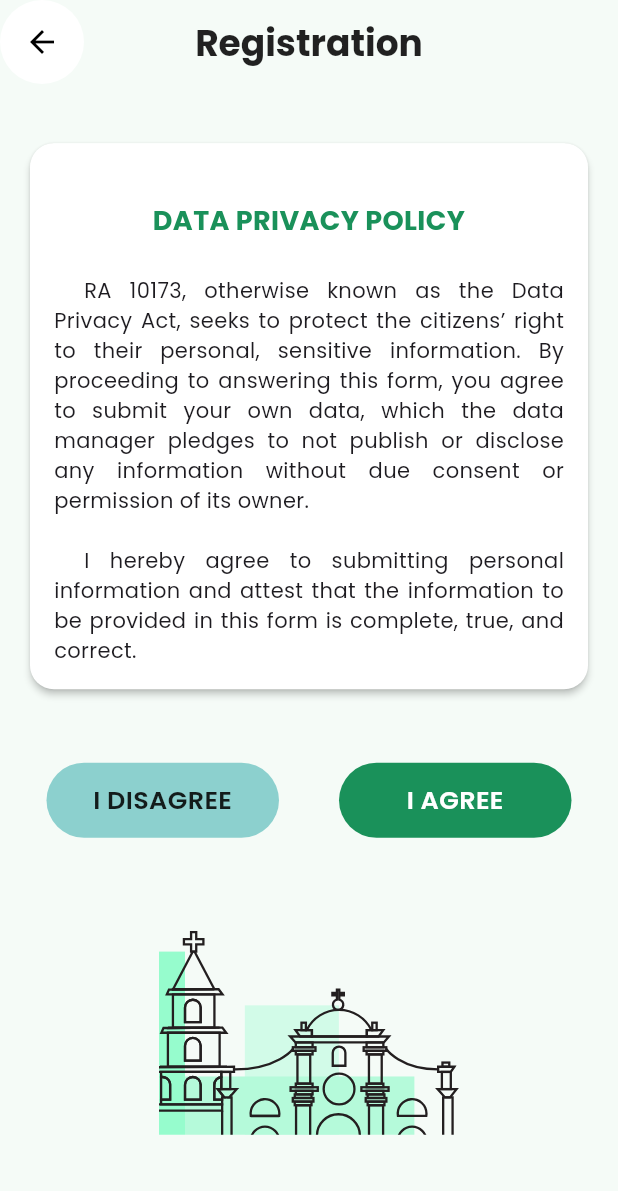
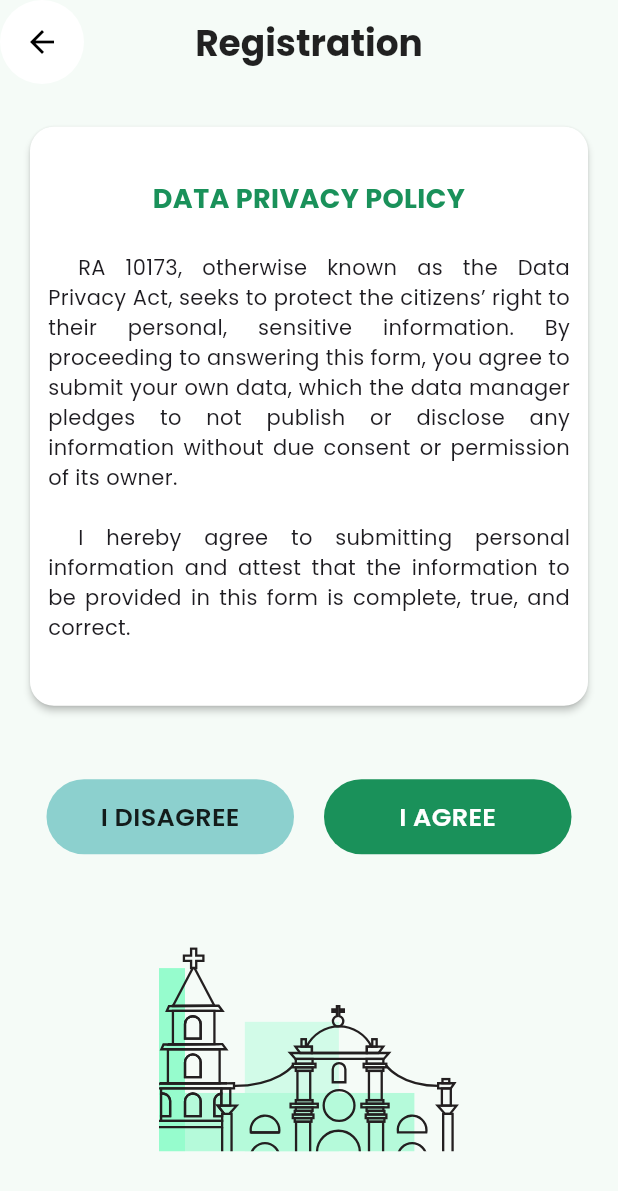
Before and after one commit to yskooo/snt_innovatives, a Flutter app: the DataProtectionPrivacyPage screen opened directly, on a phone screen of 412 x 824 dp. Shown: the top 1191 px of the screen. Run offline on Flutter 3.47's test engine with Material 3 defaults, Android fonts, the phone set to English and light mode, and no system bars; our stand-ins replace device_preview, flutter_svg, google_fonts, supabase_flutter; accounts and stored records are empty.

Commit message:
feat: data privacy policy page

```diff
--- a/lib/data_protection_privacy.dart
+++ b/lib/data_protection_privacy.dart
@@ -88,7 +88,7 @@ class _DataProtectionPrivacyPageState extends State<DataProtectionPrivacyPage> {
                   elevation: 2, // Add elevation for shadow effect
                   shape: RoundedRectangleBorder(borderRadius: BorderRadius.circular(16)), // Rounded corners for the card
                   child: Padding(
-                    padding: const EdgeInsets.all(16.0), // Add padding inside the card
+                    padding: const EdgeInsets.all(12.0), // Add padding inside the card
                     child: Column(
                       crossAxisAlignment: CrossAxisAlignment.center,
                       children: [
@@ -103,15 +103,16 @@ class _DataProtectionPrivacyPageState extends State<DataProtectionPrivacyPage> {
                         buildTextWithIndentation(
                           "RA 10173, otherwise known as the Data Privacy Act, seeks to protect the citizens’ right to their personal, sensitive information. By proceeding to answering this form, you agree to submit your own data, which the data manager pledges to not publish or disclose any information without due consent or permission of its owner.",
                         ),
-                        const SizedBox(height: 20), // Vertical space
+                        const SizedBox(height: 20),
                         buildTextWithIndentation(
                           "I hereby agree to submitting personal information and attest that the information to be provided in this form is complete, true, and correct.",
                         ),
+                        const SizedBox(height: 30),
                       ],
                     ),
                   ),
                 ),
-                const SizedBox(height: 30), // Adjust the height value to control the vertical space
+                const SizedBox(height: 30),
                 Padding(
                   padding: const EdgeInsets.only(
                     left: 15.0,
@@ -120,14 +121,16 @@ class _DataProtectionPrivacyPageState extends State<DataProtectionPrivacyPage> {
                     bottom: 0,
                   ),
                   child: Row(
-                    mainAxisAlignment: MainAxisAlignment.spaceBetween, // Align buttons at the start and end of the row
+                    mainAxisAlignment: MainAxisAlignment.spaceBetween,
                     children: [
-                      GestureDetector(
+                      Flexible(
+                        flex: 1, // Each Flexible widget gets 1 portion of space
+                        child: GestureDetector(
                           onTap: goToLoginPage,
                           child: Container(
                             alignment: Alignment.center,
                             height: 50,
-                          width: 155, // Adjust width according to your design
+                            // Remove the width to allow the button to be responsive
                             decoration: BoxDecoration(
                               color: const Color(0xFF8CD0CE),
                               borderRadius: BorderRadius.circular(50),
@@ -143,13 +146,16 @@ class _DataProtectionPrivacyPageState extends State<DataProtectionPrivacyPage> {
                             ),
                           ),
                         ),
+                      ),
                       const SizedBox(width: 20), // Add space between buttons
-                      GestureDetector(
+                      Flexible(
+                        flex: 1, // Each Flexible widget gets 1 portion of space
+                        child: GestureDetector(
                           onTap: goToSignupPage,
                           child: Container(
                             alignment: Alignment.center,
                             height: 50,
-                          width: 155, // Adjust width according to your design
+                            // Remove the width to allow the button to be responsive
                             decoration: BoxDecoration(
                               color: const Color(0xFF1A915A),
                               borderRadius: BorderRadius.circular(50),
@@ -161,6 +167,7 @@ class _DataProtectionPrivacyPageState extends State<DataProtectionPrivacyPage> {
                                 color: Colors.white,
                                 fontSize: 17,
                                 fontWeight: FontWeight.w600,
+                              ),
                             ),
                           ),
                         ),
```
Lines whose indentation alone changed are shown as unchanged.
